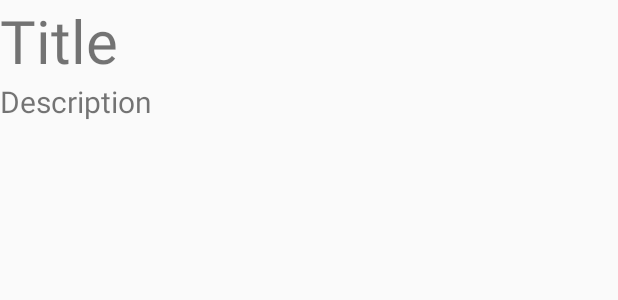
After one commit to ykc415/FlickrSearch, an Android app: the layout view_header.xml on its own in the app's theme, with its tools: preview values and no code run, on a phone screen of 412 x 824 dp. The commit adds this screen. Shown: the top 300 px of the screen. Run offline under Robolectric (Android 15) with nearby library versions, the phone set to English and light mode, and no system bars.

Commit message:
에폭시도 써보자

```diff
--- /dev/null
+++ b/app/src/main/res/layout/view_header.xml
@@ -0,0 +1,23 @@
+<?xml version="1.0" encoding="utf-8"?>
+<LinearLayout xmlns:android="http://schemas.android.com/apk/res/android"
+    android:layout_width="match_parent"
+    android:layout_height="wrap_content"
+    android:orientation="vertical">
+
+    <TextView
+        android:id="@+id/textView"
+        android:textSize="40dp"
+        android:text="Title"
+        android:layout_width="wrap_content"
+        android:layout_height="wrap_content" />
+
+
+    <TextView
+            android:id="@+id/description"
+            android:textSize="20dp"
+            android:text="Description"
+            android:layout_width="wrap_content"
+            android:layout_height="wrap_content" />
+
+
+</LinearLayout>
```
Also changed, not shown: app/src/main/java/com/example/flickrsearch/ui/main/EpoxyController.kt (added, +19 -0 lines), app/src/main/java/com/example/flickrsearch/ui/main/HeaderView.kt (added, +31 -0 lines), app/src/main/java/com/example/flickrsearch/ui/main/MainFragment.kt (+45 -2 lines), app/src/main/java/com/example/flickrsearch/ui/main/Sample.kt (added, +7 -0 lines), app/src/main/res/layout/fragment_main.xml (+12 -3 lines).
